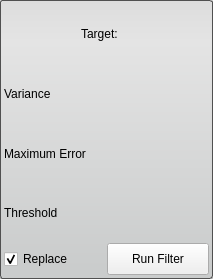
Old version of the form src/Interface/ToolInterface/CannyEdgeDetectionFilterInterface.ui in the repository SCIInstitute/Seg3D.
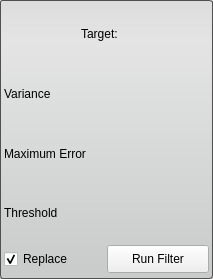
New version of the form.

Patch:
```diff
--- a/src/Interface/ToolInterface/CannyEdgeDetectionFilterInterface.ui
+++ b/src/Interface/ToolInterface/CannyEdgeDetectionFilterInterface.ui
@@ -202,13 +202,13 @@
        <property name="minimumSize">
         <size>
          <width>0</width>
-         <height>32</height>
+         <height>28</height>
         </size>
        </property>
        <property name="maximumSize">
         <size>
          <width>16777215</width>
-         <height>32</height>
+         <height>28</height>
         </size>
        </property>
        <property name="text">
```
Left out of the diff: 2 changed lines with no effect on the pictures.
